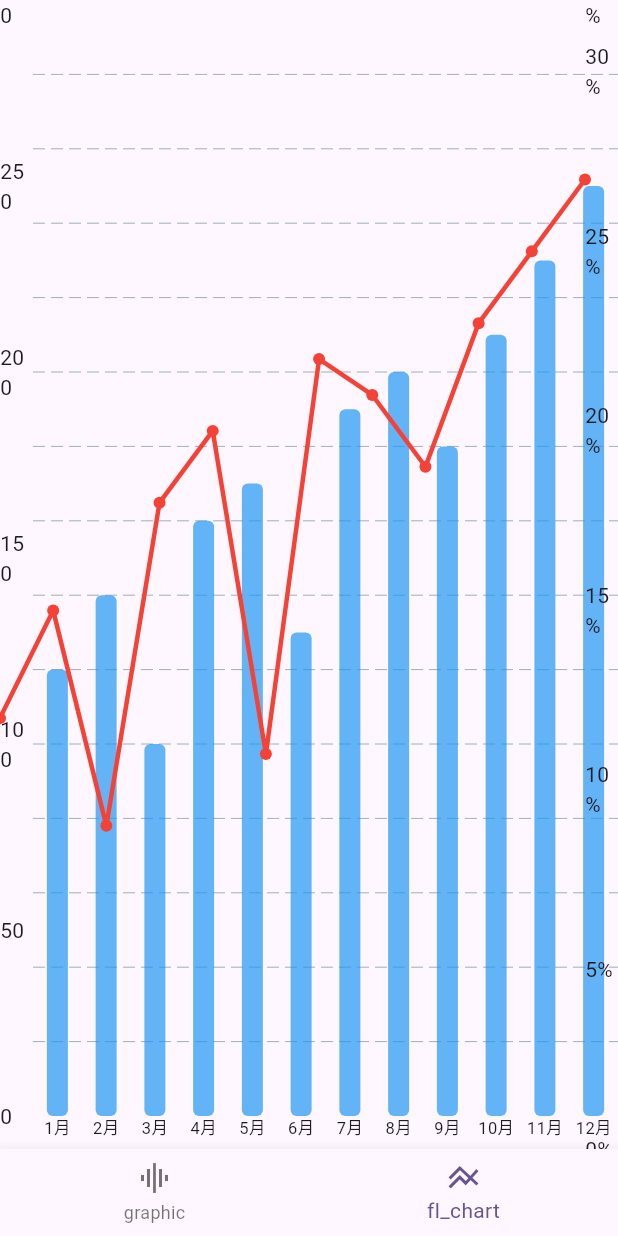
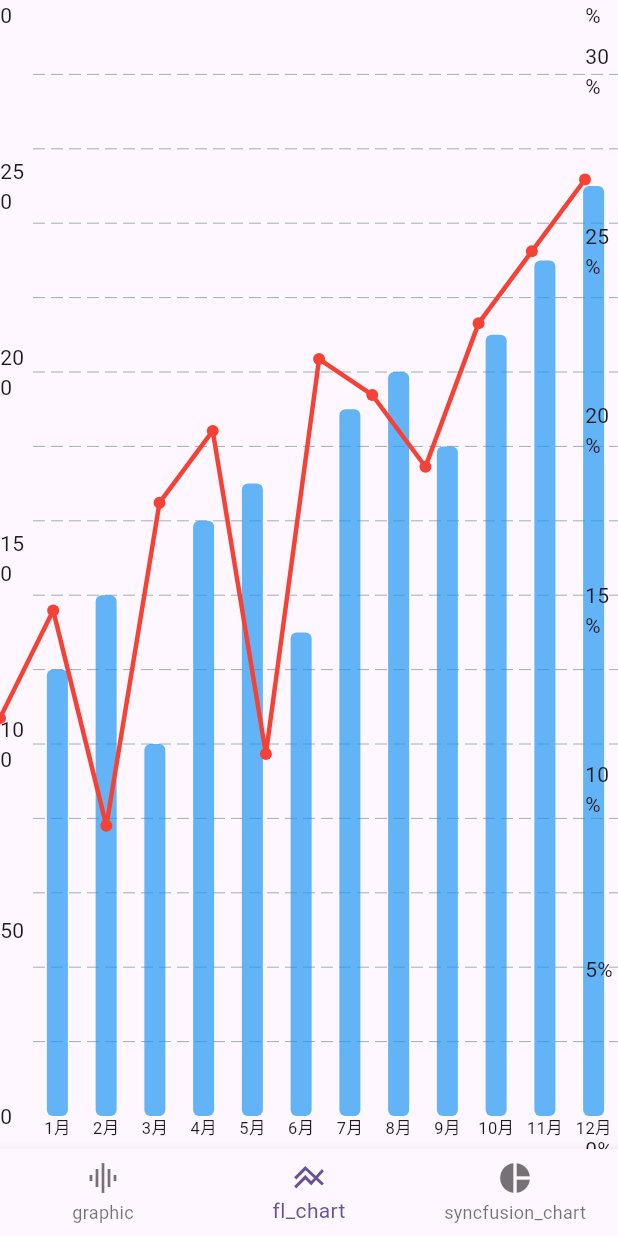
Before and after one commit to maaaashi/flutter_graph_sample, a Flutter app: the screen it shows after launch, item 2 of the bottom bar chosen, on a phone screen of 412 x 824 dp. Run offline on Flutter 3.47's test engine with Material 3 defaults, Android fonts, the phone set to English and light mode, and no system bars; drawn by our look-alikes of fl_chart; our stand-ins replace syncfusion_flutter_charts; missing offline and left inert: graphic.

Commit message:
Syncfusionチャートページを追加し、ナビゲーションバーに統合

```diff
--- a/lib/main.dart
+++ b/lib/main.dart
@@ -1,6 +1,7 @@
 import 'package:flutter/material.dart';
 import 'package:flutter_graph_sample/pages/fl_chart.dart';
 import 'package:flutter_graph_sample/pages/graphic.dart';
+import 'package:flutter_graph_sample/pages/syncfusion_chart.dart';
 
 void main() {
   runApp(const MyApp());
@@ -34,6 +35,7 @@ class NavigateState extends State<RootPage> {
   final _navigatorKeys = [
     GlobalKey<NavigatorState>(),
     GlobalKey<NavigatorState>(),
+    GlobalKey<NavigatorState>(),
   ];
 
   void _onItemTapped(int index) {
@@ -62,6 +64,12 @@ class NavigateState extends State<RootPage> {
             onGenerateRoute: (settings) =>
                 MaterialPageRoute(builder: (context) => FlChartPage()),
           ),
+          Navigator(
+            key: _navigatorKeys[2],
+            onGenerateRoute: (settings) => MaterialPageRoute(
+              builder: (context) => SyncfusionFlutterChartPage(),
+            ),
+          ),
         ],
       ),
       bottomNavigationBar: BottomNavigationBar(
@@ -76,6 +84,10 @@ class NavigateState extends State<RootPage> {
             icon: Icon(Icons.line_axis),
             label: 'fl_chart',
           ),
+          BottomNavigationBarItem(
+            icon: Icon(Icons.pie_chart),
+            label: 'syncfusion_chart',
+          ),
         ],
       ),
     );
--- a/pubspec.yaml
+++ b/pubspec.yaml
@@ -32,6 +32,7 @@ dependencies:
     sdk: flutter
   graphic: ^2.6.0
   fl_chart: ^1.1.1
+  syncfusion_flutter_charts:
 
   # The following adds the Cupertino Icons font to your application.
   # Use with the CupertinoIcons class for iOS style icons.
```
Also changed, not shown: lib/pages/syncfusion_chart.dart (added, +35 -0 lines), pubspec.lock.
